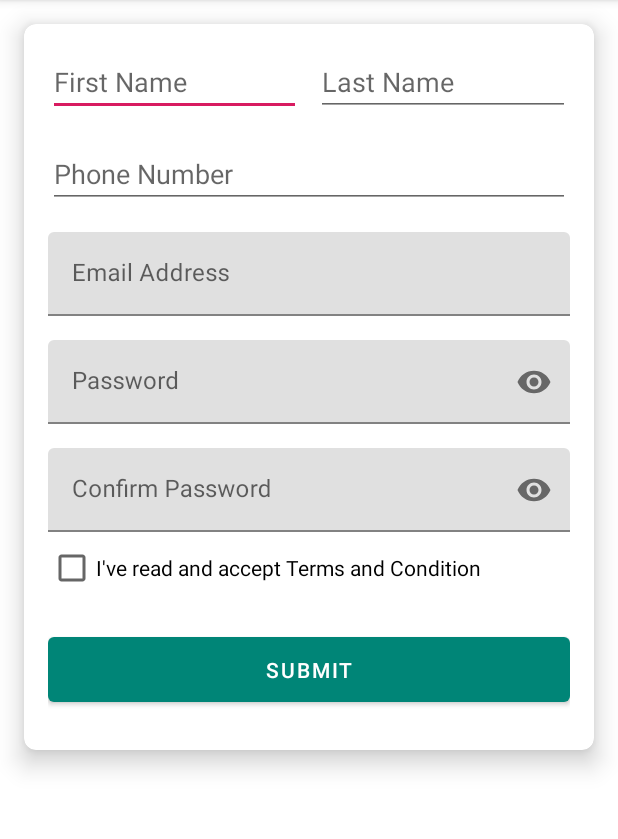
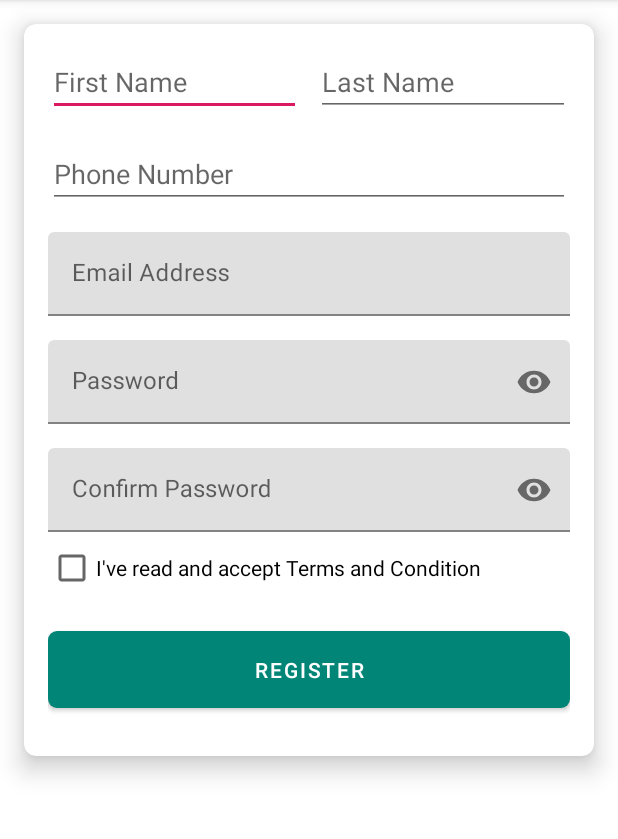
Before and after one commit to Dhaval2404/android-form-validation, an Android app: the screen it shows after launch (MainActivity), on a phone screen of 412 x 824 dp, the part 84-923 px from its top. Run offline under Robolectric (Android 15) with nearby library versions, the phone set to English and light mode, and no system bars.

Commit message:
UI Enhancement
UI Enhancement

```diff
--- a/app/src/main/java/com/github/dhaval2404/form_validation/sample/MainActivity.kt
+++ b/app/src/main/java/com/github/dhaval2404/form_validation/sample/MainActivity.kt
@@ -29,7 +29,7 @@ class MainActivity : AppCompatActivity() {
 
     fun onSubmitClick(view: View) {
         if (isValidForm()) {
-            Toast.makeText(applicationContext, "Submit Form", Toast.LENGTH_SHORT).show()
+            Toast.makeText(view.context, "Submit Form", Toast.LENGTH_SHORT).show()
         }
     }
 
--- a/app/src/main/res/layout/content_main.xml
+++ b/app/src/main/res/layout/content_main.xml
@@ -38,8 +38,8 @@
                     android:id="@+id/lastNameEt"
                     android:layout_width="0dp"
                     android:layout_height="wrap_content"
+                    android:layout_marginStart="10dp"
                     android:layout_weight="1"
-                    android:layout_marginStart="10dp"
                     android:hint="Last Name" />
 
             </LinearLayout>
@@ -53,11 +53,13 @@
                 android:inputType="phone"
                 android:maxLines="10" />
 
+            <!-- Set app:errorIconDrawable="@null" to Hide Error Icon-->
             <com.google.android.material.textfield.TextInputLayout
                 android:id="@+id/emailEtLyt"
                 android:layout_width="match_parent"
                 android:layout_height="wrap_content"
-                android:layout_marginTop="16dp">
+                android:layout_marginTop="16dp"
+                app:errorIconDrawable="@null">
 
                 <com.google.android.material.textfield.TextInputEditText
                     android:id="@+id/emailEt"
@@ -110,11 +112,12 @@
                 android:id="@+id/btnSubmit"
                 android:layout_width="match_parent"
                 android:layout_height="wrap_content"
-                android:layout_marginTop="16dp"
+                android:layout_marginTop="12dp"
                 android:layout_marginBottom="10dp"
-                android:padding="12dp"
                 android:onClick="onSubmitClick"
-                android:text="Submit" />
+                android:padding="16dp"
+                android:text="Register"
+                app:cornerRadius="6dp" />
 
         </LinearLayout>
 
```
